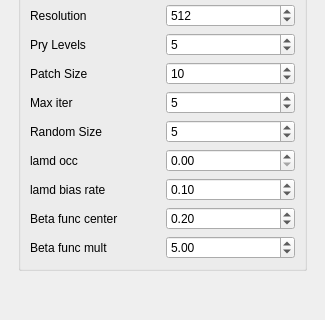
Qt form src/ui/ParameterDock.ui (marlinilram/AppMod) before a commit; both pictures show x 0 to 325 and y 99 to 419 of the 325 by 904 pixel window.
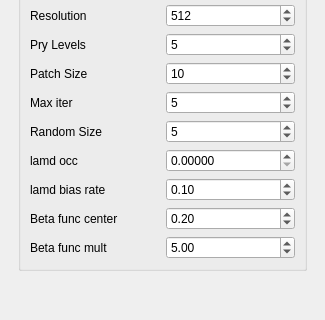
The same form after that commit. The open tabs and pages were chosen to show the change.

Commit message: changed ui for synthesis_occ parameter

Patch:
```diff
--- a/src/ui/ParameterDock.ui
+++ b/src/ui/ParameterDock.ui
@@ -882,8 +882,8 @@
         <rect>
          <x>0</x>
          <y>0</y>
-         <width>337</width>
-         <height>791</height>
+         <width>307</width>
+         <height>812</height>
         </rect>
        </property>
        <attribute name="label">
@@ -1014,7 +1014,14 @@
               </widget>
              </item>
              <item>
-              <widget class="QDoubleSpinBox" name="Synthesis_occ_doubleSpinBox"/>
+              <widget class="QDoubleSpinBox" name="Synthesis_occ_doubleSpinBox">
+               <property name="decimals">
+                <number>5</number>
+               </property>
+               <property name="singleStep">
+                <double>0.001000000000000</double>
+               </property>
+              </widget>
              </item>
             </layout>
            </item>
```
Left out of the diff: 8 changed lines with no effect on the pictures.
